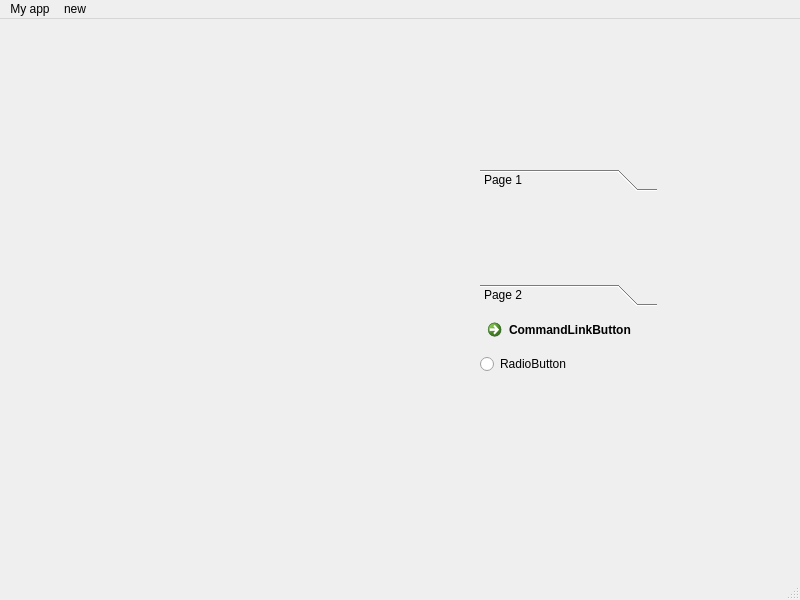
Old version of the form mainwindow.ui in the repository karam-ch/tp1c-.
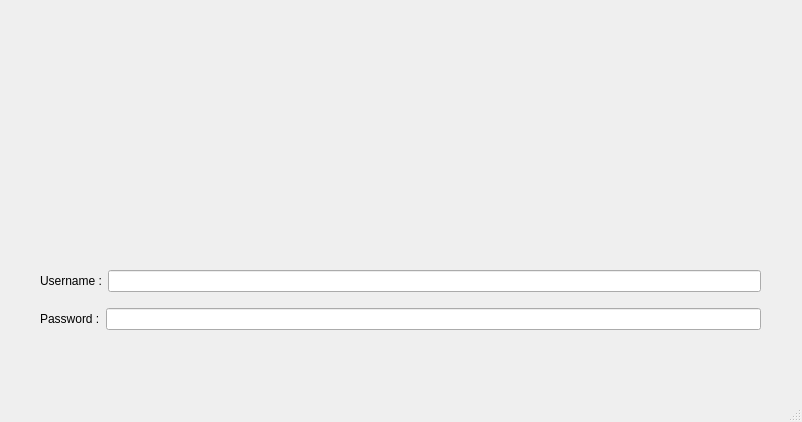
New version of the form.

Diff of the .ui file:
```diff
--- a/mainwindow.ui
+++ b/mainwindow.ui
@@ -6,8 +6,8 @@
    <rect>
     <x>0</x>
     <y>0</y>
-    <width>800</width>
-    <height>600</height>
+    <width>802</width>
+    <height>422</height>
    </rect>
   </property>
   <property name="windowTitle">
@@ -17,129 +17,55 @@
    <widget class="QWidget" name="verticalLayoutWidget">
     <property name="geometry">
      <rect>
-      <x>480</x>
-      <y>150</y>
-      <width>177</width>
-      <height>205</height>
+      <x>40</x>
+      <y>260</y>
+      <width>721</width>
+      <height>81</height>
      </rect>
     </property>
     <layout class="QVBoxLayout" name="verticalLayout">
      <item>
-      <widget class="QToolBox" name="toolBox">
-       <property name="currentIndex">
-        <number>0</number>
-       </property>
-       <widget class="QWidget" name="page">
-        <property name="geometry">
-         <rect>
-          <x>0</x>
-          <y>0</y>
-          <width>175</width>
-          <height>67</height>
-         </rect>
-        </property>
-        <attribute name="label">
-         <string>Page 1</string>
-        </attribute>
-       </widget>
-       <widget class="QWidget" name="page_2">
-        <property name="geometry">
-         <rect>
-          <x>0</x>
-          <y>0</y>
-          <width>175</width>
-          <height>67</height>
-         </rect>
-        </property>
-        <attribute name="label">
-         <string>Page 2</string>
-        </attribute>
-       </widget>
-      </widget>
+      <layout class="QHBoxLayout" name="horizontalLayout">
+       <item>
+        <widget class="QLabel" name="label">
+         <property name="text">
+          <string>Username :</string>
+         </property>
+        </widget>
+       </item>
+       <item>
+        <widget class="QLineEdit" name="lineEdit"/>
+       </item>
+      </layout>
      </item>
      <item>
-      <widget class="QCommandLinkButton" name="commandLinkButton">
-       <property name="text">
-        <string>CommandLinkButton</string>
-       </property>
-      </widget>
-     </item>
-     <item>
-      <widget class="QRadioButton" name="radioButton">
-       <property name="text">
-        <string>RadioButton</string>
-       </property>
-      </widget>
+      <layout class="QHBoxLayout" name="horizontalLayout_2">
+       <item>
+        <widget class="QLabel" name="label_2">
+         <property name="text">
+          <string>Password :</string>
+         </property>
+        </widget>
+       </item>
+       <item>
+        <widget class="QLineEdit" name="lineEdit_2"/>
+       </item>
+      </layout>
      </item>
     </layout>
    </widget>
   </widget>
-  <widget class="QStatusBar" name="statusbar"/>
   <widget class="QMenuBar" name="menubar">
    <property name="geometry">
     <rect>
      <x>0</x>
      <y>0</y>
-     <width>800</width>
+     <width>802</width>
      <height>23</height>
     </rect>
    </property>
-   <widget class="QMenu" name="menuMy_app">
-    <property name="title">
-     <string>My app</string>
-    </property>
-    <addaction name="actionan_option"/>
-    <addaction name="actioni_need"/>
-    <addaction name="actionJe_suis_pardu"/>
-    <addaction name="actionQt_c_de_la_merdde"/>
-    <addaction name="separator"/>
-    <addaction name="actionok_2"/>
-    <addaction name="actionnon"/>
-   </widget>
-   <widget class="QMenu" name="menunew">
-    <property name="title">
-     <string>new</string>
-    </property>
-    <addaction name="actionok"/>
-   </widget>
-   <addaction name="menuMy_app"/>
-   <addaction name="menunew"/>
   </widget>
-  <action name="actionan_option">
-   <property name="text">
-    <string>an option</string>
-   </property>
-  </action>
-  <action name="actioni_need">
-   <property name="text">
-    <string>i need</string>
-   </property>
-  </action>
-  <action name="actionok">
-   <property name="text">
-    <string>ok</string>
-   </property>
-  </action>
-  <action name="actionJe_suis_pardu">
-   <property name="text">
-    <string>Je suis perdu</string>
-   </property>
-  </action>
-  <action name="actionQt_c_de_la_merdde">
-   <property name="text">
-    <string>Qt c de la merde</string>
-   </property>
-  </action>
-  <action name="actionok_2">
-   <property name="text">
-    <string>ok</string>
-   </property>
-  </action>
-  <action name="actionnon">
-   <property name="text">
-    <string>non</string>
-   </property>
-  </action>
+  <widget class="QStatusBar" name="statusbar"/>
  </widget>
  <resources/>
  <connections/>
```
